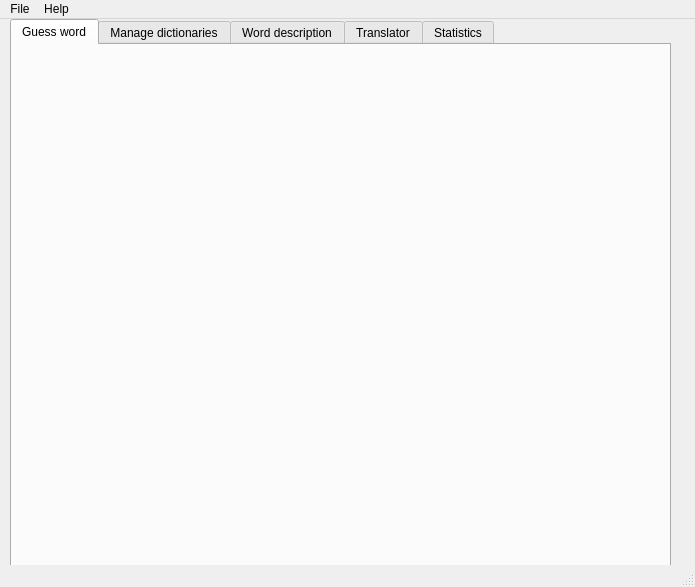
Qt form src/gui/src/view/MainView.ui (cieslarmichal/glossary) before a commit.
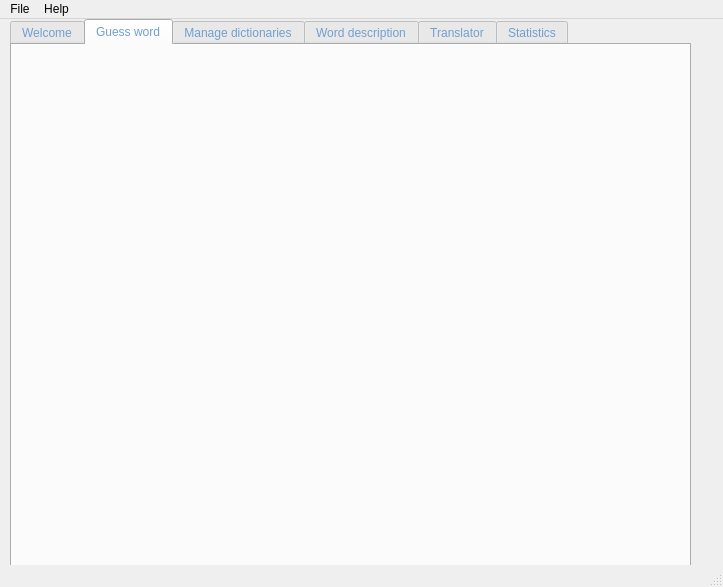
The same form after that commit. The open tabs and pages were chosen to show the change.

Diff of the .ui file:
```diff
--- a/src/gui/src/view/MainView.ui
+++ b/src/gui/src/view/MainView.ui
@@ -6,7 +6,7 @@
    <rect>
     <x>0</x>
     <y>0</y>
-    <width>695</width>
+                <width>723</width>
     <height>587</height>
    </rect>
   </property>
@@ -19,13 +19,21 @@
      <rect>
       <x>10</x>
       <y>0</y>
-      <width>661</width>
+                        <width>681</width>
       <height>551</height>
      </rect>
     </property>
+                <property name="styleSheet">
+                    <string notr="true">color:rgb(114, 159, 207)</string>
+                </property>
     <property name="currentIndex">
      <number>0</number>
     </property>
+                <widget class="QWidget" name="welcomeTab">
+                    <attribute name="title">
+                        <string>Welcome</string>
+                    </attribute>
+                </widget>
     <widget class="QWidget" name="guessTab">
      <attribute name="title">
       <string>Guess word</string>
@@ -113,7 +121,7 @@
     <rect>
      <x>0</x>
      <y>0</y>
-     <width>695</width>
+                    <width>723</width>
      <height>22</height>
     </rect>
    </property>
```
Lines whose indentation alone changed are shown as unchanged.
